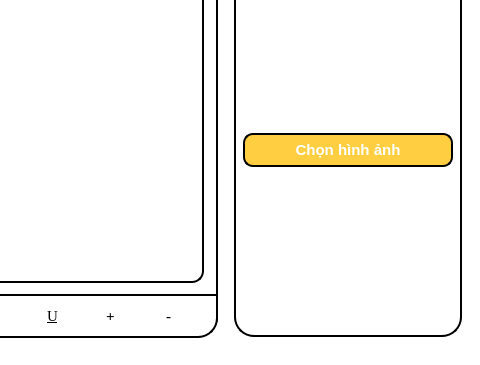
Above: SPCK/GUI/addproduct.ui from MaiNgocChau9/Python-App-Instance before the change; both pictures show x 494 to 974 and y 188 to 553 of the 974 by 553 pixel window. Below: the same form after it.
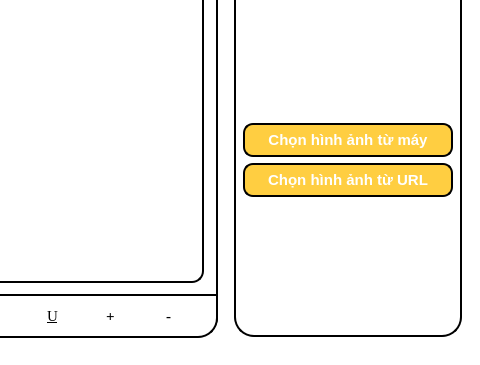
That is the form after the change.

What changed in the file:
```diff
--- a/SPCK/GUI/addproduct.ui
+++ b/SPCK/GUI/addproduct.ui
@@ -667,6 +667,7 @@
 	color: white;
 	max-height: 30px;
 	min-height: 30px;
+	margin: 0px;
 }
 
 QPushButton::hover{
@@ -688,7 +689,53 @@
 }</string>
             </property>
             <property name="text">
-             <string>Chọn hình ảnh</string>
+             <string>Chọn hình ảnh từ máy</string>
+            </property>
+           </widget>
+          </item>
+          <item>
+           <widget class="QPushButton" name="choose_image_url">
+            <property name="font">
+             <font>
+              <family>Segoe UI</family>
+              <pointsize>11</pointsize>
+              <bold>true</bold>
+             </font>
+            </property>
+            <property name="styleSheet">
+             <string notr="true">QPushButton{
+	border: 2px solid black;
+	height: 30px;
+	border-radius: 10px;
+	background-color: #FFCE41;
+	color: white;
+	max-height: 30px;
+	min-height: 30px;
+	margin: 0px;
+}
+
+QPushButton::hover{
+	border: 3px solid black;
+	height: 30px;
+	border-radius: 10px;
+	background-color: #FFCE41;
+	max-height: 30px;
+	min-height: 30px;
+	margin: 0px;
+}
+
+QPushButton::pressed{
+	border: 3px solid black;
+	height: 30px;
+	border-radius: 10px;
+	background-color: rgb(234, 188, 59);
+	max-height: 30px;
+	min-height: 30px;
+	margin: 0px;
+}</string>
+            </property>
+            <property name="text">
+             <string>Chọn hình ảnh từ URL</string>
             </property>
            </widget>
           </item>
```
Left out of the diff: 2 changed lines with no effect on the pictures.
